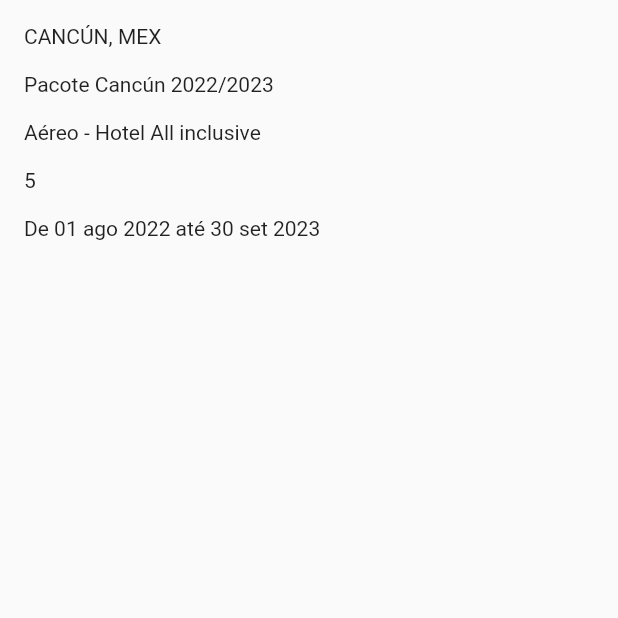
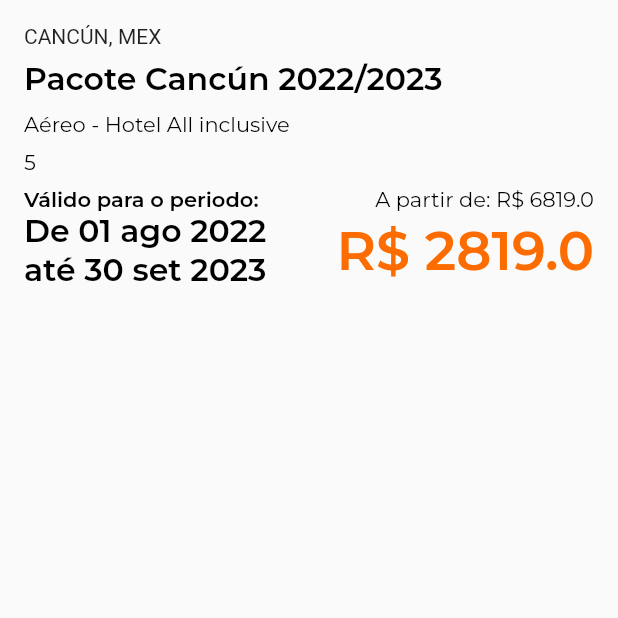
Before and after one commit to LucaRosendo/lucas923, a Flutter app: the screen it shows after launch, after a tap on an icon or button, on a phone screen of 412 x 824 dp, the top half of it. Run offline on Flutter 3.47's test engine with Material 2 defaults, Android fonts, the phone set to English and light mode, and no system bars; our stand-ins replace google_fonts; network calls fail.

Commit message:
Aula 11 - Interfaces Gráficas - 13/06
Nesta aula foram abordados elementos de interface gráfica por meio do  desenvolvimento de telas semelhantes ao aplicativo Hotel

```diff
--- a/lib/pages/detalhes_pacote.dart
+++ b/lib/pages/detalhes_pacote.dart
@@ -1,5 +1,6 @@
 import 'package:aula_923/domain/pacote_turistico.dart';
 import 'package:flutter/material.dart';
+import 'package:google_fonts/google_fonts.dart';
 
 class PacoteDetalhes extends StatefulWidget {
   final PacoteTuristico pacoteTuristico;
@@ -30,19 +31,61 @@ class _PacoteDetalhesState extends State<PacoteDetalhes> {
           child: Column(
             crossAxisAlignment: CrossAxisAlignment.start,
             children: [
-              Text(pacote.cidade),
-              const SizedBox(height: 16),
-              Text(pacote.titulo),
-              const SizedBox(height: 16),
-              Text(pacote.transporte),
-              const SizedBox(height: 16),
-              Text('${pacote.numDiarias}'),
-              const SizedBox(height: 16),
-              Text(pacote.validade),
+              Text(
+                pacote.cidade,
+              ),
+              const SizedBox(height: 8),
+              buildText(text: pacote.titulo, fontSize: 21, isBold: true),
+              const SizedBox(height: 8),
+              buildText(text: pacote.transporte),
+              const SizedBox(height: 8),
+              buildText(text: '${pacote.numDiarias}'),
+              const SizedBox(height: 8),
+              Row(
+                mainAxisAlignment: MainAxisAlignment.spaceBetween,
+                children: [
+                  buildText(text: 'Válido para o periodo: ', isBold: true),
+                  buildText(text: 'A partir de: R\$ ${pacote.precoAntigo}'),
+                ],
+              ),
+              Row(
+                children: [
+                  Expanded(
+                    child: buildText(
+                      text: pacote.validade,
+                      fontSize: 21,
+                      isBold: true,
+                    ),
+                  ),
+                  const SizedBox(width: 24),
+                  buildText(
+                    text: 'R\$ ${pacote.precoAtual}',
+                    fontSize: 36,
+                    isBold: true,
+                    color: const Color(0xFFFD6C00)
+                  ),
+                ],
+              ),
             ],
           ),
         ),
       ],
     );
   }
+
+  Text buildText({
+    required String text,
+    double fontSize = 14,
+    bool isBold = false,
+    Color color = Colors.black,
+  }) {
+    return Text(
+      text,
+      style: GoogleFonts.montserrat(
+        color: color,
+        fontSize: fontSize,
+        fontWeight: isBold ? FontWeight.w600 : null,
+      ),
+    );
+  }
 }
--- a/pubspec.yaml
+++ b/pubspec.yaml
@@ -34,6 +34,7 @@ dependencies:
   # The following adds the Cupertino Icons font to your application.
   # Use with the CupertinoIcons class for iOS style icons.
   cupertino_icons: ^1.0.2
+  google_fonts: ^3.0.1
 
 dev_dependencies:
   flutter_test:
```
Also changed, not shown: pubspec.lock, 3 other files.
